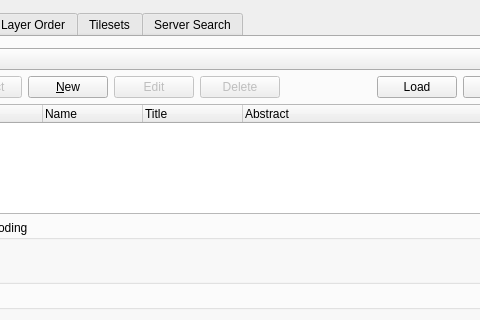
This is src/ui/qgswmssourceselectbase.ui in carsmie/QGIS as Qt 5 draws it before an edit; both pictures show x 82 to 562 and y 0 to 320 of the 773 by 539 pixel window. The edited form follows.
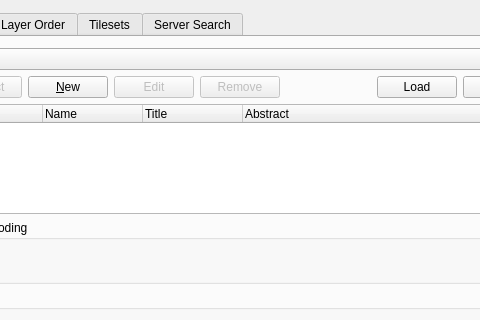
This is the edited form. Icons and pictures are not drawn.

Commit message:
Reword delete button in service connection dialog
Similar to 5fd5716d70a2ae395121791ba3540f4506761cfb

What changed in the file:
```diff
--- a/src/ui/qgswmssourceselectbase.ui
+++ b/src/ui/qgswmssourceselectbase.ui
@@ -97,7 +97,7 @@
           <bool>false</bool>
          </property>
          <property name="text">
-          <string>Delete</string>
+          <string>Remove</string>
          </property>
         </widget>
        </item>
```
Left out of the diff: 12 changed lines with no effect on the pictures. The commit also changes 3 other files.
